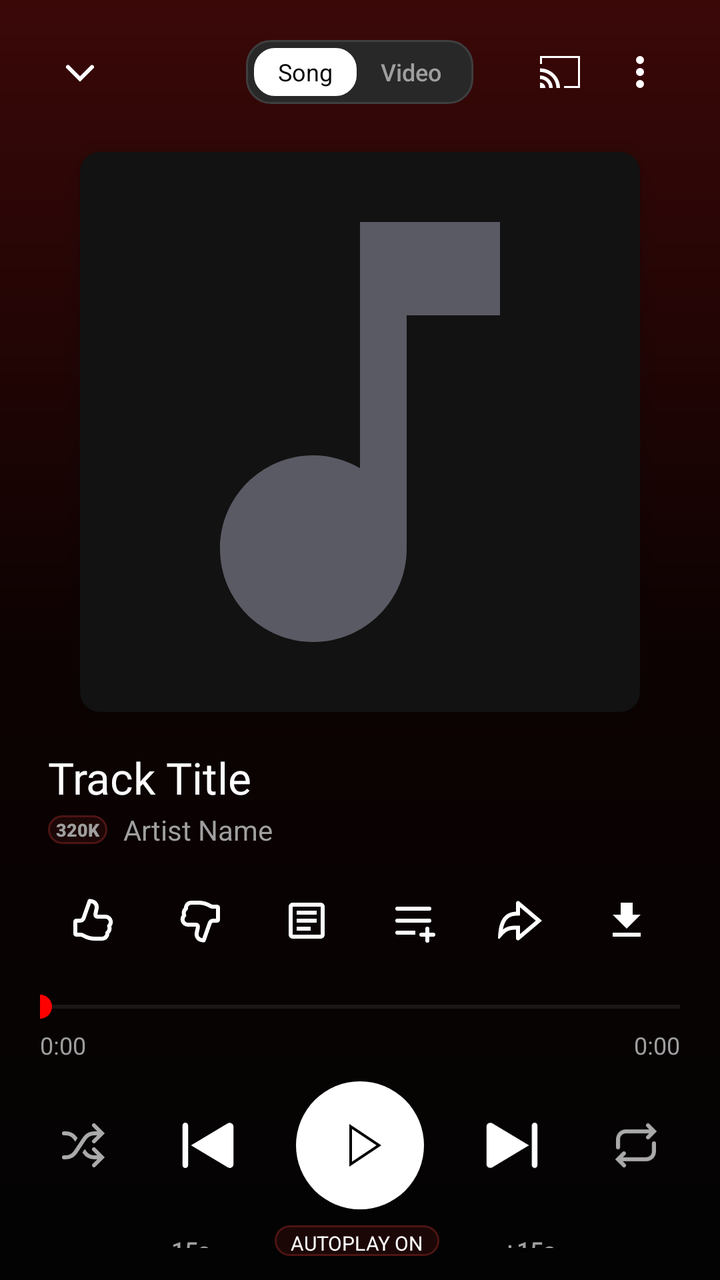
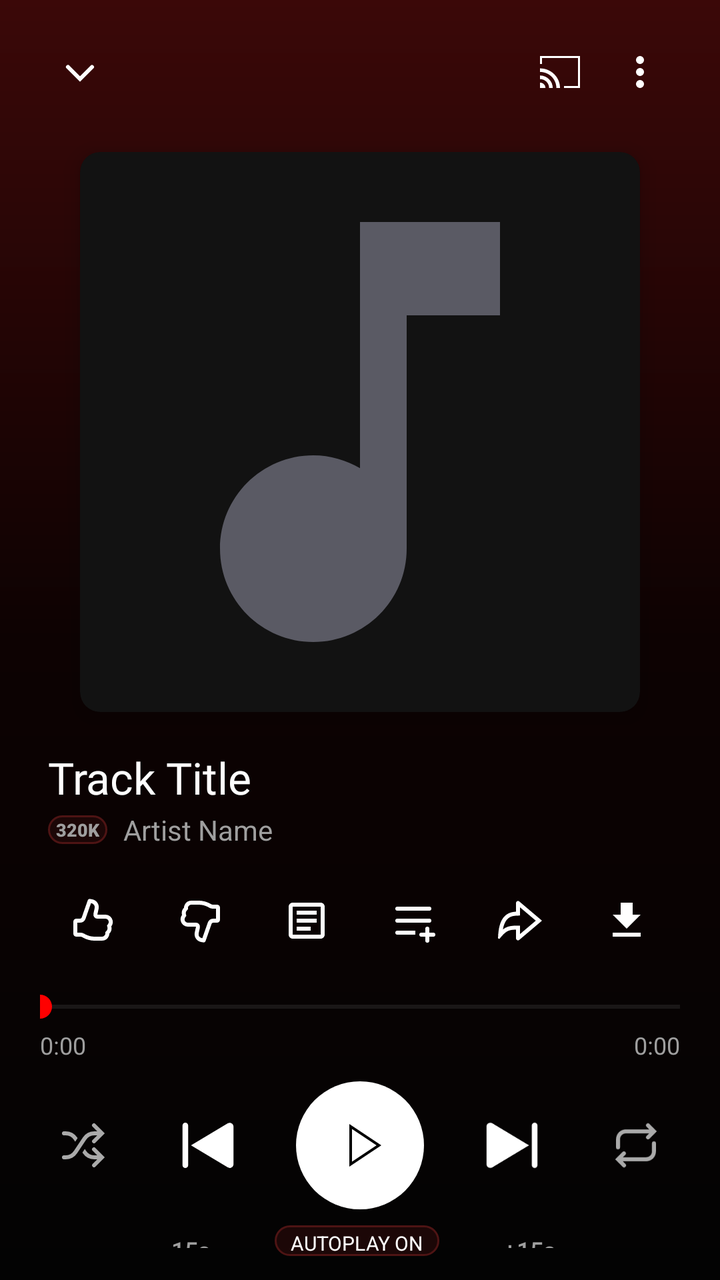

Compare the two renders of this Android layout. The source of the first and the diff that turns it into the second are given below.
<!-- AndroidManifest.xml: application theme Theme.BraveMusicPlayer -->
<!-- res/layout/dialog_now_playing.xml -->
<?xml version="1.0" encoding="utf-8"?>
<LinearLayout xmlns:android="http://schemas.android.com/apk/res/android"
    xmlns:app="http://schemas.android.com/apk/res-auto"
    android:id="@+id/layoutNowPlayingSheet"
    android:layout_width="match_parent"
    android:layout_height="match_parent"
    android:background="@drawable/bg_ytm_gradient"
    android:orientation="vertical"
    android:paddingStart="20dp"
    android:paddingTop="12dp"
    android:paddingEnd="20dp"
    android:paddingBottom="12dp">

    
    <RelativeLayout
        android:layout_width="match_parent"
        android:layout_height="48dp">

        <ImageView
            android:id="@+id/ivCollapseNowPlaying"
            android:layout_width="40dp"
            android:layout_height="40dp"
            android:layout_alignParentStart="true"
            android:layout_centerVertical="true"
            android:background="?android:attr/selectableItemBackgroundBorderless"
            android:contentDescription="Collapse Now Playing"
            android:padding="8dp"
            android:src="@drawable/ic_ytm_chevron_down"
            app:tint="@color/ytm_icon_active" />

        
        <LinearLayout
            android:layout_width="wrap_content"
            android:layout_height="32dp"
            android:layout_centerInParent="true"
            android:background="@drawable/bg_ytm_chip"
            android:gravity="center"
            android:orientation="horizontal"
            android:paddingStart="4dp"
            android:paddingEnd="4dp">

            <TextView
                android:layout_width="wrap_content"
                android:layout_height="24dp"
                android:background="@drawable/bg_rounded_card"
                android:backgroundTint="@color/ytm_chip_bg_selected"
                android:fontFamily="sans-serif-bold"
                android:gravity="center"
                android:paddingStart="12dp"
                android:paddingEnd="12dp"
                android:text="Song"
                android:textColor="@color/ytm_chip_text_selected"
                android:textSize="12sp" />

            <TextView
                android:layout_width="wrap_content"
                android:layout_height="24dp"
                android:fontFamily="sans-serif-medium"
                android:gravity="center"
                android:paddingStart="12dp"
                android:paddingEnd="12dp"
                android:text="Video"
                android:textColor="@color/ytm_text_secondary"
                android:textSize="12sp" />
        </LinearLayout>

        <LinearLayout
            android:layout_width="wrap_content"
            android:layout_height="wrap_content"
            android:layout_alignParentEnd="true"
            android:layout_centerVertical="true"
            android:orientation="horizontal">

            <ImageView
                android:id="@+id/btnNowPlayingCast"
                android:layout_width="40dp"
                android:layout_height="40dp"
                android:background="?android:attr/selectableItemBackgroundBorderless"
                android:contentDescription="Cast"
                android:padding="8dp"
                android:src="@drawable/ic_ytm_cast"
                app:tint="@color/ytm_icon_active" />

            <ImageView
                android:id="@+id/btnNowPlayingMore"
                android:layout_width="40dp"
                android:layout_height="40dp"
                android:background="?android:attr/selectableItemBackgroundBorderless"
                android:contentDescription="Track Options"
                android:padding="8dp"
                android:src="@drawable/ic_ytm_overflow"
                app:tint="@color/ytm_icon_active" />
        </LinearLayout>
    </RelativeLayout>

    
    <androidx.cardview.widget.CardView
        android:layout_width="280dp"
        android:layout_height="280dp"
        android:layout_gravity="center_horizontal"
        android:layout_marginTop="16dp"
        android:layout_marginBottom="18dp"
        app:cardBackgroundColor="@color/ytm_surface_dark"
        app:cardCornerRadius="10dp"
        app:cardElevation="6dp">

        <ImageView
            android:id="@+id/ivNowPlayingCover"
            android:layout_width="match_parent"
            android:layout_height="match_parent"
            android:contentDescription="Now Playing Album Art"
            android:scaleType="centerCrop"
            android:src="@drawable/ic_music_note" />
    </androidx.cardview.widget.CardView>

    
    <LinearLayout
        android:layout_width="match_parent"
        android:layout_height="wrap_content"
        android:layout_marginStart="4dp"
        android:layout_marginEnd="4dp"
        android:orientation="vertical">

        <TextView
            android:id="@+id/tvNowPlayingTitle"
            android:layout_width="wrap_content"
            android:layout_height="wrap_content"
            android:ellipsize="marquee"
            android:fontFamily="@font/youtube_sans_bold_font"
            android:marqueeRepeatLimit="marquee_forever"
            android:singleLine="true"
            android:text="Track Title"
            android:textColor="@color/ytm_text_primary"
            android:textSize="22sp" />

        <LinearLayout
            android:layout_width="wrap_content"
            android:layout_height="wrap_content"
            android:layout_marginTop="2dp"
            android:gravity="center_vertical"
            android:orientation="horizontal">

            <TextView
                android:id="@+id/tvNowPlayingHiFiBadge"
                android:layout_width="wrap_content"
                android:layout_height="wrap_content"
                android:layout_marginEnd="8dp"
                android:background="@drawable/bg_pill_badge"
                android:fontFamily="sans-serif-black"
                android:paddingStart="4dp"
                android:paddingTop="1dp"
                android:paddingEnd="4dp"
                android:paddingBottom="1dp"
                android:text="320K"
                android:textColor="@color/ytm_text_secondary"
                android:textSize="9sp" />

            <TextView
                android:id="@+id/tvNowPlayingArtist"
                android:layout_width="wrap_content"
                android:layout_height="wrap_content"
                android:ellipsize="end"
                android:fontFamily="sans-serif"
                android:maxLines="1"
                android:text="Artist Name"
                android:textColor="@color/ytm_text_secondary"
                android:textSize="14sp" />
        </LinearLayout>
    </LinearLayout>

    
    <LinearLayout
        android:layout_width="match_parent"
        android:layout_height="44dp"
        android:layout_marginTop="14dp"
        android:gravity="center_vertical"
        android:orientation="horizontal">

        
        <ImageView
            android:id="@+id/btnNowPlayingLike"
            android:layout_width="0dp"
            android:layout_height="40dp"
            android:layout_weight="1"
            android:background="?android:attr/selectableItemBackgroundBorderless"
            android:contentDescription="Like Track"
            android:padding="8dp"
            android:src="@drawable/ic_ytm_thumb_up_outline"
            app:tint="@color/ytm_icon_active" />

        
        <ImageView
            android:id="@+id/btnNowPlayingDislike"
            android:layout_width="0dp"
            android:layout_height="40dp"
            android:layout_weight="1"
            android:background="?android:attr/selectableItemBackgroundBorderless"
            android:contentDescription="Dislike Track"
            android:padding="8dp"
            android:src="@drawable/ic_ytm_thumb_down_outline"
            app:tint="@color/ytm_icon_active" />

        
        <ImageView
            android:id="@+id/btnNowPlayingLyricsAction"
            android:layout_width="0dp"
            android:layout_height="40dp"
            android:layout_weight="1"
            android:background="?android:attr/selectableItemBackgroundBorderless"
            android:contentDescription="Lyrics"
            android:padding="8dp"
            android:src="@drawable/ic_lyrics"
            app:tint="@color/ytm_icon_active" />

        
        <ImageView
            android:id="@+id/btnNowPlayingAddPlaylistAction"
            android:layout_width="0dp"
            android:layout_height="40dp"
            android:layout_weight="1"
            android:background="?android:attr/selectableItemBackgroundBorderless"
            android:contentDescription="Save to Playlist"
            android:padding="8dp"
            android:src="@drawable/ic_ytm_playlist_add"
            app:tint="@color/ytm_icon_active" />

        
        <ImageView
            android:id="@+id/btnNowPlayingShareAction"
            android:layout_width="0dp"
            android:layout_height="40dp"
            android:layout_weight="1"
            android:background="?android:attr/selectableItemBackgroundBorderless"
            android:contentDescription="Share Track"
            android:padding="8dp"
            android:src="@drawable/ic_ytm_share"
            app:tint="@color/ytm_icon_active" />

        
        <ImageView
            android:id="@+id/btnNowPlayingDownloadAction"
            android:layout_width="0dp"
            android:layout_height="40dp"
            android:layout_weight="1"
            android:background="?android:attr/selectableItemBackgroundBorderless"
            android:contentDescription="Download Track"
            android:padding="8dp"
            android:src="@drawable/ic_download"
            app:tint="@color/ytm_icon_active" />
    </LinearLayout>

    
    <SeekBar
        android:id="@+id/sbNowPlayingProgress"
        android:layout_width="match_parent"
        android:layout_height="wrap_content"
        android:layout_marginTop="12dp"
        android:max="1000"
        android:paddingStart="0dp"
        android:paddingEnd="0dp"
        android:progress="0"
        android:progressBackgroundTint="@color/progress_track_grey"
        android:progressTint="@color/ytm_red"
        android:thumbTint="@color/ytm_red" />

    
    <RelativeLayout
        android:layout_width="match_parent"
        android:layout_height="wrap_content"
        android:layout_marginTop="2dp">

        <TextView
            android:id="@+id/tvNowPlayingPosition"
            android:layout_width="wrap_content"
            android:layout_height="wrap_content"
            android:layout_alignParentStart="true"
            android:fontFamily="sans-serif"
            android:text="0:00"
            android:textColor="@color/ytm_text_secondary"
            android:textSize="12sp" />

        <TextView
            android:id="@+id/tvNowPlayingDuration"
            android:layout_width="wrap_content"
            android:layout_height="wrap_content"
            android:layout_alignParentEnd="true"
            android:fontFamily="sans-serif"
            android:text="0:00"
            android:textColor="@color/ytm_text_secondary"
            android:textSize="12sp" />
    </RelativeLayout>

    
    <LinearLayout
        android:layout_width="match_parent"
        android:layout_height="wrap_content"
        android:layout_marginTop="10dp"
        android:gravity="center"
        android:orientation="horizontal">

        <ImageView
            android:id="@+id/btnNowPlayingShuffle"
            android:layout_width="44dp"
            android:layout_height="44dp"
            android:background="?android:attr/selectableItemBackgroundBorderless"
            android:contentDescription="Toggle Shuffle"
            android:padding="10dp"
            android:src="@drawable/ic_ytm_shuffle"
            app:tint="@color/ytm_icon_inactive" />

        <ImageView
            android:id="@+id/btnNowPlayingPrev"
            android:layout_width="48dp"
            android:layout_height="48dp"
            android:layout_marginStart="16dp"
            android:background="?android:attr/selectableItemBackgroundBorderless"
            android:contentDescription="Previous Track"
            android:padding="7dp"
            android:src="@drawable/ic_ytm_skip_prev"
            app:tint="@color/ytm_icon_active" />

        
        <FrameLayout
            android:id="@+id/layoutNowPlayingPlayPause"
            android:layout_width="64dp"
            android:layout_height="64dp"
            android:layout_marginStart="20dp"
            android:layout_marginEnd="20dp"
            android:background="@drawable/bg_play_button_circle"
            android:clickable="true"
            android:focusable="true">

            <ImageView
                android:id="@+id/btnNowPlayingPlayPause"
                android:layout_width="32dp"
                android:layout_height="32dp"
                android:layout_gravity="center"
                android:contentDescription="Play/Pause"
                android:src="@drawable/ic_ytm_play"
                app:tint="@color/black" />
        </FrameLayout>

        <ImageView
            android:id="@+id/btnNowPlayingNext"
            android:layout_width="48dp"
            android:layout_height="48dp"
            android:layout_marginEnd="16dp"
            android:background="?android:attr/selectableItemBackgroundBorderless"
            android:contentDescription="Next Track"
            android:padding="7dp"
            android:src="@drawable/ic_ytm_skip_next"
            app:tint="@color/ytm_icon_active" />

        <ImageView
            android:id="@+id/btnNowPlayingRepeat"
            android:layout_width="44dp"
            android:layout_height="44dp"
            android:background="?android:attr/selectableItemBackgroundBorderless"
            android:contentDescription="Toggle Repeat"
            android:padding="10dp"
            android:src="@drawable/ic_ytm_repeat"
            app:tint="@color/ytm_icon_inactive" />
    </LinearLayout>

    
    <LinearLayout
        android:layout_width="match_parent"
        android:layout_height="wrap_content"
        android:layout_marginTop="8dp"
        android:gravity="center"
        android:orientation="horizontal">

        <TextView
            android:id="@+id/btnNowPlayingRewind15"
            android:layout_width="wrap_content"
            android:layout_height="wrap_content"
            android:background="?android:attr/selectableItemBackground"
            android:fontFamily="sans-serif-medium"
            android:paddingStart="12dp"
            android:paddingTop="4dp"
            android:paddingEnd="12dp"
            android:paddingBottom="4dp"
            android:text="-15s"
            android:textColor="@color/ytm_text_secondary"
            android:textSize="12sp" />

        <TextView
            android:id="@+id/tvNowPlayingAutoplayStatus"
            android:layout_width="wrap_content"
            android:layout_height="wrap_content"
            android:layout_marginStart="20dp"
            android:layout_marginEnd="20dp"
            android:background="@drawable/bg_pill_badge"
            android:fontFamily="sans-serif-bold"
            android:paddingStart="8dp"
            android:paddingTop="2dp"
            android:paddingEnd="8dp"
            android:paddingBottom="2dp"
            android:text="AUTOPLAY ON"
            android:textColor="@color/ytm_text_primary"
            android:textSize="10sp" />

        <TextView
            android:id="@+id/btnNowPlayingForward15"
            android:layout_width="wrap_content"
            android:layout_height="wrap_content"
            android:background="?android:attr/selectableItemBackground"
            android:fontFamily="sans-serif-medium"
            android:paddingStart="12dp"
            android:paddingTop="4dp"
            android:paddingEnd="12dp"
            android:paddingBottom="4dp"
            android:text="+15s"
            android:textColor="@color/ytm_text_secondary"
            android:textSize="12sp" />
    </LinearLayout>

    
    <LinearLayout
        android:id="@+id/layoutYtmBottomPeek"
        android:layout_width="match_parent"
        android:layout_height="wrap_content"
        android:layout_marginTop="14dp"
        android:background="@drawable/bg_rounded_card"
        android:backgroundTint="@color/ytm_surface_card"
        android:clickable="true"
        android:focusable="true"
        android:gravity="center_horizontal"
        android:orientation="vertical"
        android:paddingTop="6dp"
        android:paddingBottom="8dp">

        
        <ImageView
            android:layout_width="wrap_content"
            android:layout_height="wrap_content"
            android:contentDescription="Drag Handle"
            android:src="@drawable/single_bar_drag_handle" />

        
        <LinearLayout
            android:layout_width="match_parent"
            android:layout_height="wrap_content"
            android:layout_marginTop="6dp"
            android:gravity="center"
            android:orientation="horizontal">

            <TextView
                android:id="@+id/btnNowPlayingQueueAction"
                android:layout_width="0dp"
                android:layout_height="32dp"
                android:layout_weight="1"
                android:background="?android:attr/selectableItemBackground"
                android:clickable="true"
                android:focusable="true"
                android:fontFamily="@font/youtube_sans_bold_font"
                android:gravity="center"
                android:letterSpacing="0.08"
                android:text="UP NEXT"
                android:textColor="@color/ytm_text_primary"
                android:textSize="13sp" />

            <View
                android:layout_width="1dp"
                android:layout_height="14dp"
                android:background="@color/ytm_divider" />

            <TextView
                android:id="@+id/btnNowPlayingLyricsActionBottom"
                android:layout_width="0dp"
                android:layout_height="32dp"
                android:layout_weight="1"
                android:background="?android:attr/selectableItemBackground"
                android:clickable="true"
                android:focusable="true"
                android:fontFamily="@font/youtube_sans_bold_font"
                android:gravity="center"
                android:letterSpacing="0.08"
                android:text="LYRICS"
                android:textColor="@color/ytm_text_secondary"
                android:textSize="13sp" />

            <View
                android:layout_width="1dp"
                android:layout_height="14dp"
                android:background="@color/ytm_divider" />

            <TextView
                android:id="@+id/btnNowPlayingRadioAction"
                android:layout_width="0dp"
                android:layout_height="32dp"
                android:layout_weight="1"
                android:background="?android:attr/selectableItemBackground"
                android:clickable="true"
                android:focusable="true"
                android:fontFamily="@font/youtube_sans_bold_font"
                android:gravity="center"
                android:letterSpacing="0.08"
                android:text="RELATED"
                android:textColor="@color/ytm_text_secondary"
                android:textSize="13sp" />
        </LinearLayout>
    </LinearLayout>

</LinearLayout>
<!-- resources referenced by this layout -->
<resources>
  <color name="black">#FF000000</color>
  <color name="progress_track_grey">#535353</color>
  <color name="ytm_chip_bg_selected">#FFFFFF</color>
  <color name="ytm_chip_text_selected">#030303</color>
  <color name="ytm_divider">#3F3F3F</color>
  <color name="ytm_icon_active">#FFFFFF</color>
  <color name="ytm_icon_inactive">#AAAAAA</color>
  <color name="ytm_red">#FF0000</color>
  <color name="ytm_surface_card">#121212</color>
  <color name="ytm_surface_dark">#121212</color>
  <color name="ytm_text_primary">#FFFFFF</color>
  <color name="ytm_text_secondary">#9F9F9F</color>
  <!-- drawable bg_pill_badge (drawable) -->
  <?xml version="1.0" encoding="utf-8"?>
  <shape xmlns:android="http://schemas.android.com/apk/res/android"
      android:shape="rectangle">
      <solid android:color="@color/card_red_tint_surface" />
      <stroke
          android:width="1dp"
          android:color="@color/card_red_tint_border" />
      <corners android:radius="8dp" />
  </shape>
  <!-- drawable bg_play_button_circle (drawable) -->
  <?xml version="1.0" encoding="utf-8"?>
  <shape xmlns:android="http://schemas.android.com/apk/res/android"
      android:shape="oval">
      <solid android:color="@color/white" />
  </shape>
  <!-- drawable bg_ytm_chip (drawable) -->
  <?xml version="1.0" encoding="utf-8"?>
  <shape xmlns:android="http://schemas.android.com/apk/res/android"
      android:shape="rectangle">
      <corners android:radius="12dp" />
      <solid android:color="@color/dark_grey_elevated" />
      <stroke
          android:width="1dp"
          android:color="@color/border_grey" />
  </shape>
  <!-- drawable ic_download (drawable) -->
  <vector xmlns:android="http://schemas.android.com/apk/res/android"
      android:width="24dp"
      android:height="24dp"
      android:viewportWidth="24"
      android:viewportHeight="24">
    <path
        android:fillColor="@android:color/white"
        android:pathData="M19,9h-4V3H9v6H5l7,7 7,-7zM5,18v2h14v-2H5z"/>
  </vector>
  <!-- drawable ic_ytm_play (drawable) -->
  <?xml version="1.0" encoding="utf-8"?>
  <vector  android:height="24.0dp" android:width="24.0dp" android:viewportWidth="24.0" android:viewportHeight="24.0"
    xmlns:android="http://schemas.android.com/apk/res/android">
      <path android:fillColor="@android:color/white" android:pathData="M9,5.87L18.2,12L9,18.13V5.87M8,4v16l12,-8L8,4L8,4z" />
  </vector>
  <!-- drawable single_bar_drag_handle (drawable) -->
  <?xml version="1.0" encoding="utf-8"?>
  <shape android:shape="rectangle"
    xmlns:android="http://schemas.android.com/apk/res/android">
      <corners android:radius="3.0dp" />
      <solid android:color="#55FFFFFF" />
      <size android:height="@dimen/yt_sys_measurement_size_min" android:width="@dimen/yt_sys_measurement_size_hero" />
  </shape>
  <color name="card_red_tint_surface">#1C0707</color>
  <color name="card_red_tint_border">#4E1414</color>
  <color name="white">#FFFFFFFF</color>
  <color name="card_red_tint_start">#260808</color>
  <color name="card_red_tint_end">#140303</color>
  <color name="dark_grey_elevated">#282828</color>
  <color name="border_grey">#3F3F3F</color>
  <color name="ytm_bg_top_glow">#3B0808</color>
  <color name="ytm_bg_middle">#0D0202</color>
  <color name="ytm_bg_main">#030303</color>
  <dimen name="yt_sys_measurement_size_min">4dp</dimen>
  <dimen name="yt_sys_measurement_size_hero">40dp</dimen>
  <color name="youtube_red">#FF0000</color>
  <color name="surface_black">#121212</color>
  <color name="white_primary">#FFFFFF</color>
  <color name="deep_black">#030303</color>
  <style name="YtmBottomSheetDialogTheme" parent="Theme.Design.Light.BottomSheetDialog">
          <item name="bottomSheetStyle">@style/YtmBottomSheetStyle</item>
          <item name="android:windowIsFloating">false</item>
          <item name="android:navigationBarColor">@color/surface_black</item>
      </style>
  <style name="YtmBottomSheetStyle" parent="Widget.Design.BottomSheet.Modal">
          <item name="android:background">@android:color/transparent</item>
      </style>
  <!-- unchanged entries left out for length: 16 -->
</resources>

<!-- the commit's change to res/layout/dialog_now_playing.xml (unified diff, before → after) -->
@@ -28,41 +28,6 @@
             android:src="@drawable/ic_ytm_chevron_down"
             app:tint="@color/ytm_icon_active" />
 
-        
-        <LinearLayout
-            android:layout_width="wrap_content"
-            android:layout_height="32dp"
-            android:layout_centerInParent="true"
-            android:background="@drawable/bg_ytm_chip"
-            android:gravity="center"
-            android:orientation="horizontal"
-            android:paddingStart="4dp"
-            android:paddingEnd="4dp">
-
-            <TextView
-                android:layout_width="wrap_content"
-                android:layout_height="24dp"
-                android:background="@drawable/bg_rounded_card"
-                android:backgroundTint="@color/ytm_chip_bg_selected"
-                android:fontFamily="sans-serif-bold"
-                android:gravity="center"
-                android:paddingStart="12dp"
-                android:paddingEnd="12dp"
-                android:text="Song"
-                android:textColor="@color/ytm_chip_text_selected"
-                android:textSize="12sp" />
-
-            <TextView
-                android:layout_width="wrap_content"
-                android:layout_height="24dp"
-                android:fontFamily="sans-serif-medium"
-                android:gravity="center"
-                android:paddingStart="12dp"
-                android:paddingEnd="12dp"
-                android:text="Video"
-                android:textColor="@color/ytm_text_secondary"
-                android:textSize="12sp" />
-        </LinearLayout>
 
         <LinearLayout
             android:layout_width="wrap_content"
<!-- resource entries referenced after the edit -->
@@ -2,8 +2,6 @@
 <resources>
   <color name="black">#FF000000</color>
   <color name="progress_track_grey">#535353</color>
-  <color name="ytm_chip_bg_selected">#FFFFFF</color>
-  <color name="ytm_chip_text_selected">#030303</color>
   <color name="ytm_divider">#3F3F3F</color>
   <color name="ytm_icon_active">#FFFFFF</color>
   <color name="ytm_icon_inactive">#AAAAAA</color>
@@ -27,16 +25,6 @@
   <shape xmlns:android="http://schemas.android.com/apk/res/android"
       android:shape="oval">
       <solid android:color="@color/white" />
-  </shape>
-  <!-- drawable bg_ytm_chip (drawable) -->
-  <?xml version="1.0" encoding="utf-8"?>
-  <shape xmlns:android="http://schemas.android.com/apk/res/android"
-      android:shape="rectangle">
-      <corners android:radius="12dp" />
-      <solid android:color="@color/dark_grey_elevated" />
-      <stroke
-          android:width="1dp"
-          android:color="@color/border_grey" />
   </shape>
   <!-- drawable ic_download (drawable) -->
   <vector xmlns:android="http://schemas.android.com/apk/res/android"
@@ -67,8 +55,6 @@
   <color name="white">#FFFFFFFF</color>
   <color name="card_red_tint_start">#260808</color>
   <color name="card_red_tint_end">#140303</color>
-  <color name="dark_grey_elevated">#282828</color>
-  <color name="border_grey">#3F3F3F</color>
   <color name="ytm_bg_top_glow">#3B0808</color>
   <color name="ytm_bg_middle">#0D0202</color>
   <color name="ytm_bg_main">#030303</color>
